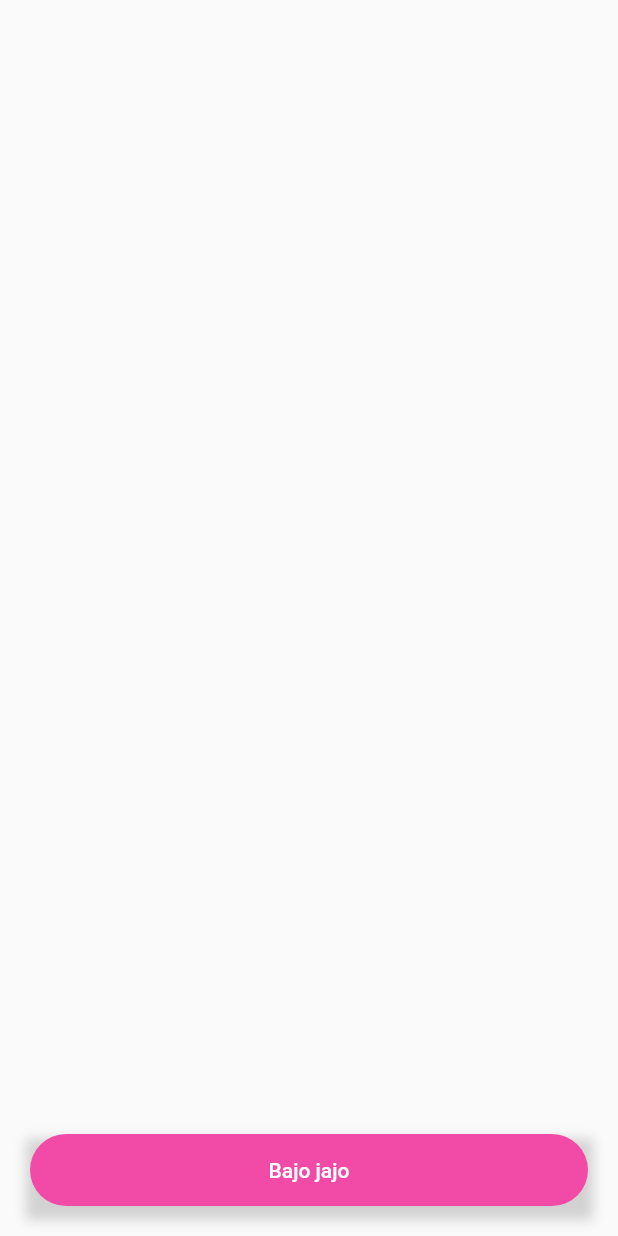
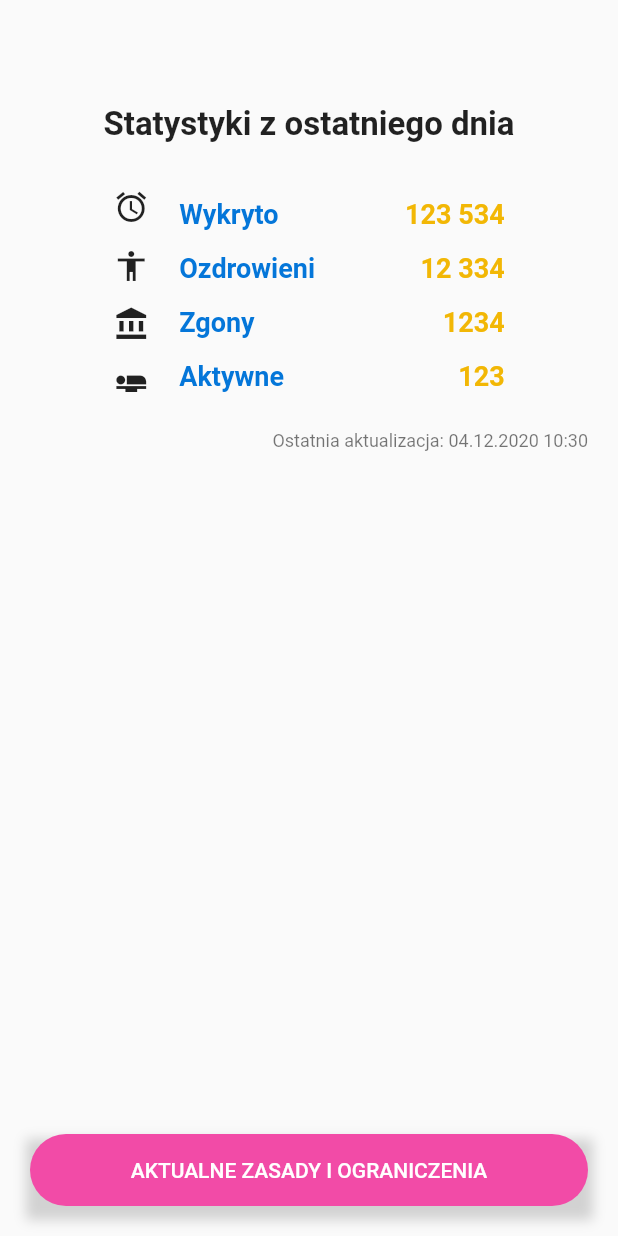
Before and after one commit to skrzypak/Bit-Festival-Hackathon-2020, a Flutter app: the screen it shows after launch, on a phone screen of 412 x 824 dp. Run offline on Flutter 3.47's test engine with Material 2 defaults, Android fonts, the phone set to English and light mode, and no system bars.

Commit message:
main screen

```diff
--- a/Flutter/corona_info/lib/screens/home/homeScreen.dart
+++ b/Flutter/corona_info/lib/screens/home/homeScreen.dart
@@ -1,21 +1,205 @@
+import 'package:corona_info/utils/Colors.dart';
 import 'package:corona_info/widgets/BottomButton.dart';
+import 'package:corona_info/widgets/FontStyle.dart';
 import 'package:flutter/material.dart';
 
 class HomeScreen extends StatelessWidget {
   HomeScreen();
 
+  double statsColumnSpacing = 15;
+
   @override
   Widget build(BuildContext context) {
     return Scaffold(
-      body: Center(
+      body: Padding(
+        padding: const EdgeInsets.fromLTRB(0, 70, 0, 0),
+        child: Center(
+          child: Column(
+            crossAxisAlignment: CrossAxisAlignment.stretch,
+            children: [
+              Center(
+                child: MainScreenStats(statsColumnSpacing: statsColumnSpacing),
+              ),
+              Padding(
+                padding: const EdgeInsets.fromLTRB(0, 20, 20, 0),
+                child: Text(
+                  "Ostatnia aktualizacja: 04.12.2020 10:30",
+                  textAlign: TextAlign.end,
+                  style: TextStyle(
+                    fontSize: 12,
+                    color: Colors.black54
+                  ),
+                ),
+              ),
+              Expanded(
+                child: Container(),
+              ),
+              BottomButton("AKTUALNE ZASADY I OGRANICZENIA"),
+            ],
+          ),
+        ),
+      ),
+    );
+  }
+}
+
+class MainScreenStats extends StatelessWidget {
+  const MainScreenStats({
+    Key key,
+    @required this.statsColumnSpacing,
+  }) : super(key: key);
+
+  final double statsColumnSpacing;
+
+  @override
+  Widget build(BuildContext context) {
+    return Container(
+      child: Center(
         child: Column(
-          crossAxisAlignment: CrossAxisAlignment.stretch,
-          mainAxisAlignment: MainAxisAlignment.end,
+          crossAxisAlignment: CrossAxisAlignment.center,
           children: [
-            BottomButton("Bajo jajo"),
+            Text(
+              "Statystyki z ostatniego dnia",
+              style: TextStyle(
+                fontWeight: FontWeight.bold,
+                fontSize: 22,
+              ),
+            ),
+            Padding(
+              padding: const EdgeInsets.fromLTRB(0, 30, 0, 0),
+              child: Row(
+                mainAxisAlignment: MainAxisAlignment.center,
+                children: [
+                  Padding(
+                    padding: const EdgeInsets.fromLTRB(0, 0, 20, 0),
+                    child: StatsIconColumn(statsColumnSpacing),
+                  ),
+                  Padding(
+                    padding: const EdgeInsets.fromLTRB(0, 0, 60, 0),
+                    child: StatsTextColumn(statsColumnSpacing),
+                  ),
+                  StatsNumberColumn(statsColumnSpacing),
+                ],
+              ),
+            ),
           ],
         ),
       ),
     );
   }
 }
+
+class StatsIconColumn extends StatelessWidget {
+  double columnSpacing;
+  StatsIconColumn(this.columnSpacing);
+
+  @override
+  Widget build(BuildContext context) {
+    return Column(children: [
+      Icon(Icons.access_alarms),
+      SizedBox(height: columnSpacing),
+      Icon(Icons.accessibility),
+      SizedBox(height: columnSpacing),
+      Icon(Icons.account_balance),
+      SizedBox(height: columnSpacing),
+      Icon(Icons.airline_seat_flat),
+    ]);
+  }
+}
+
+class StatsTextColumn extends StatelessWidget {
+  double columnSpacing;
+  StatsTextColumn(this.columnSpacing);
+
+  @override
+  Widget build(BuildContext context) {
+    return Column(
+      crossAxisAlignment: CrossAxisAlignment.start,
+      children: [
+        Text(
+          "Wykryto",
+          style: TextStyle(
+            color: CoronaColor().primary,
+            fontWeight: FontWeight.bold,
+            fontSize: 18,
+          ),
+        ),
+        SizedBox(height: columnSpacing),
+        Text(
+          "Ozdrowieni",
+          style: TextStyle(
+            color: CoronaColor().primary,
+            fontWeight: FontWeight.bold,
+            fontSize: 18,
+          ),
+        ),
+        SizedBox(height: columnSpacing),
+        Text(
+          "Zgony",
+          style: TextStyle(
+            color: CoronaColor().primary,
+            fontWeight: FontWeight.bold,
+            fontSize: 18,
+          ),
+        ),
+        SizedBox(height: columnSpacing),
+        Text(
+          "Aktywne",
+          style: TextStyle(
+            color: CoronaColor().primary,
+            fontWeight: FontWeight.bold,
+            fontSize: 18,
+          ),
+        ),
+      ],
+    );
+  }
+}
+
+class StatsNumberColumn extends StatelessWidget {
+  double columnSpacing;
+  StatsNumberColumn(this.columnSpacing);
+
+  @override
+  Widget build(BuildContext context) {
+    return Column(
+      crossAxisAlignment: CrossAxisAlignment.end,
+      children: [
+      Text(
+        "123 534",
+        style: TextStyle(
+          color: CoronaColor().accent,
+          fontWeight: FontWeight.bold,
+          fontSize: 18,
+        ),
+      ),
+      SizedBox(height: columnSpacing),
+      Text(
+        "12 334",
+        style: TextStyle(
+          color: CoronaColor().accent,
+          fontWeight: FontWeight.bold,
+          fontSize: 18,
+        ),
+      ),
+      SizedBox(height: columnSpacing),
+      Text(
+        "1234",
+        style: TextStyle(
+          color: CoronaColor().accent,
+          fontWeight: FontWeight.bold,
+          fontSize: 18,
+        ),
+      ),
+      SizedBox(height: columnSpacing),
+      Text(
+        "123",
+        style: TextStyle(
+          color: CoronaColor().accent,
+          fontWeight: FontWeight.bold,
+          fontSize: 18,
+        ),
+      ),
+    ]);
+  }
+}
--- a/Flutter/corona_info/lib/widgets/FontStyle.dart
+++ b/Flutter/corona_info/lib/widgets/FontStyle.dart
@@ -1,6 +1,6 @@
 import 'package:flutter/material.dart';
 
-class FontStyle {
+class CoronaFontStyle {
   static Text robotoRegular12(String text) {
     return Text(
       text,
```
